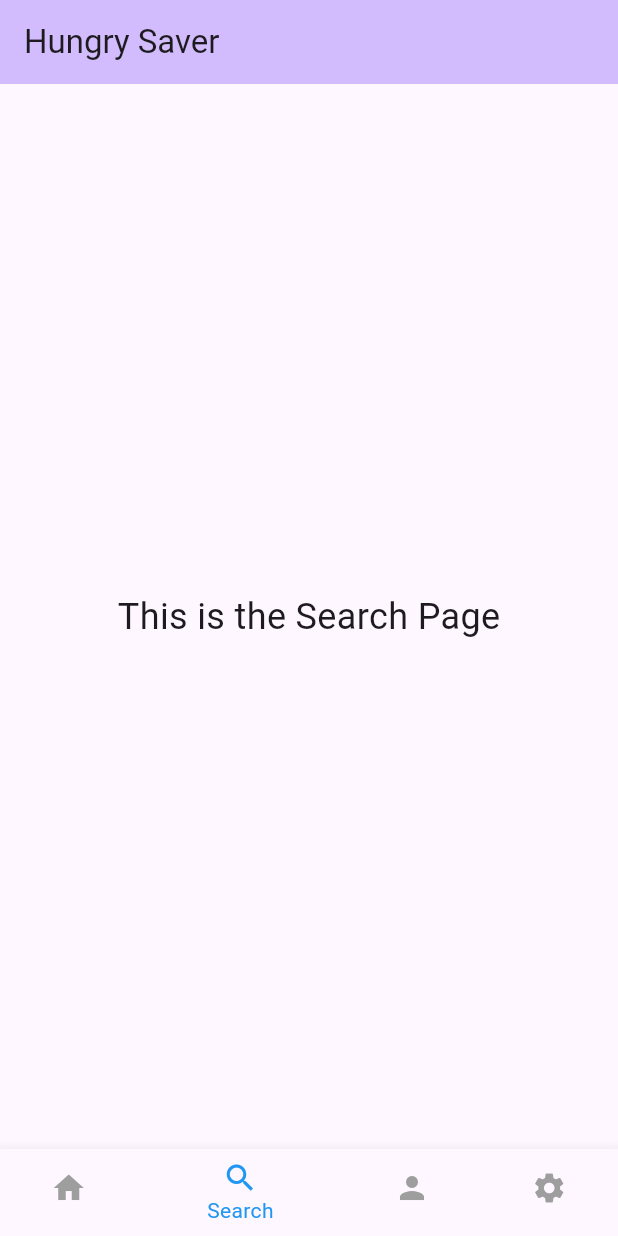
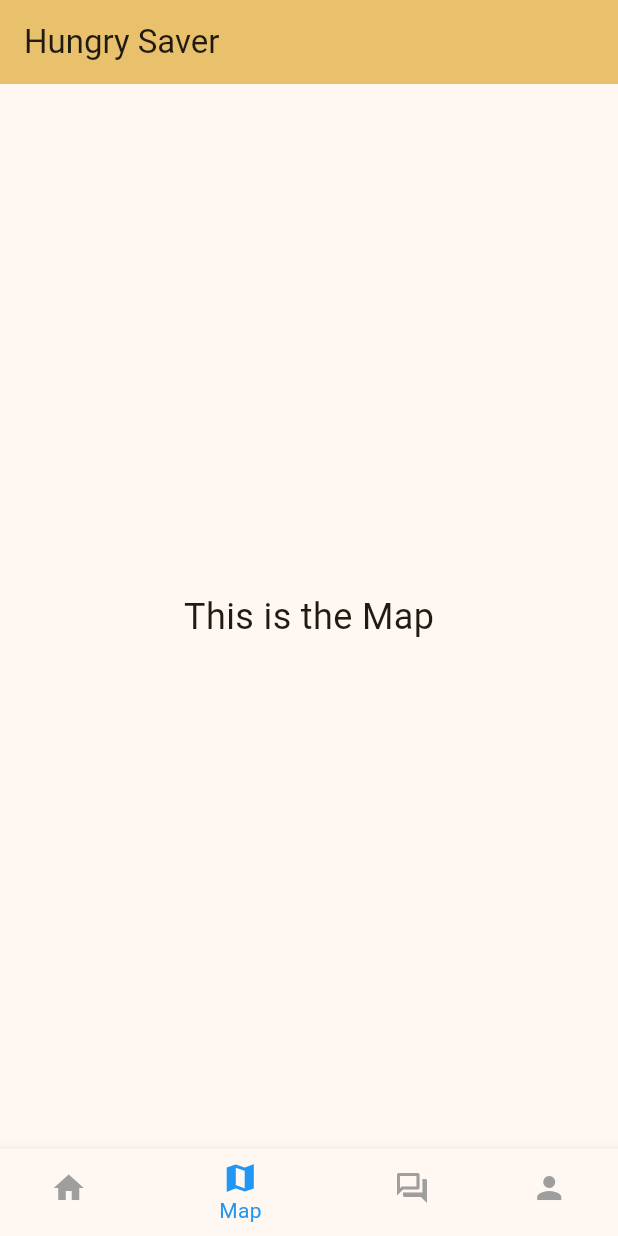
Before and after one commit to Simp1e6/hackathonX_app, a Flutter app: the screen it shows after launch, item 2 of the bottom bar chosen, on a phone screen of 412 x 824 dp. Run offline on Flutter 3.47's test engine with Material 3 defaults, Android fonts, the light colour scheme and no system bars.

Commit message:
Bottom_Icon

```diff
--- a/hackathonX_app/lib/secondPage.dart
+++ b/hackathonX_app/lib/forumCommunity.dart
@@ -1,9 +1,9 @@
 import 'package:flutter/material.dart';
 
-class secondPage extends StatelessWidget {
+class ForumCommunity extends StatelessWidget {
   final String title;
 
-  const secondPage({super.key, required this.title});
+  const ForumCommunity({super.key, required this.title});
 
   @override
   Widget build(BuildContext context) {
--- a/hackathonX_app/lib/main.dart
+++ b/hackathonX_app/lib/main.dart
@@ -1,7 +1,7 @@
 import 'package:flutter/material.dart';
-import 'secondPage.dart'; // Import your second page file here
-//import 'profilePage.dart'; // Import your profile page file here
-//import 'settingsPage.dart'; // Import your settings page file here
+import 'map.dart'; // Import your map page file here
+import 'forumCommunity.dart'; // Import your forum community page file here
+import 'profile.dart'; // Import your profile page file here
 
 void main() {
   runApp(const MyApp());
@@ -15,7 +15,7 @@ class MyApp extends StatelessWidget {
     return MaterialApp(
       title: 'Flutter Demo',
       theme: ThemeData(
-        colorScheme: ColorScheme.fromSeed(seedColor: Colors.deepPurple),
+        colorScheme: ColorScheme.fromSeed(seedColor: const Color.fromARGB(255, 215, 179, 102)),
         useMaterial3: true,
       ),
       home: const MyHomePage(title: 'Hungry Saver'),
@@ -39,9 +39,9 @@ class _MyHomePageState extends State<MyHomePage> {
   // List of widget pages to show
   static const List<Widget> _pages = <Widget>[
     Center(child: Text('Home Page', style: TextStyle(fontSize: 24))),
-    secondPage(title: 'Search Page'),  // Your custom second page
-    //ProfilePage(title: 'Profile Page'), // Your custom profile page
-    //SettingsPage(title: 'Settings Page'), // Your custom settings page
+    Map(title: 'Map'),
+    ForumCommunity(title: 'Forum Community'),
+    profile(title: 'Profile Page'),
   ];
 
   // This method is triggered when an item is tapped
@@ -71,16 +71,16 @@ class _MyHomePageState extends State<MyHomePage> {
             label: 'Home',
           ),
           BottomNavigationBarItem(
-            icon: Icon(Icons.search),
-            label: 'Search',
+            icon: Icon(Icons.map_sharp),
+            label: 'Map',
+          ),
+          BottomNavigationBarItem(
+            icon: Icon(Icons.forum_outlined),
+            label: 'Forum',
           ),
           BottomNavigationBarItem(
             icon: Icon(Icons.person),
             label: 'Profile',
-          ),
-          BottomNavigationBarItem(
-            icon: Icon(Icons.settings),
-            label: 'Settings',
           ),
         ],
         selectedItemColor: Colors.blue, // Change color for the selected item
--- /dev/null
+++ b/hackathonX_app/lib/map.dart
@@ -0,0 +1,19 @@
+import 'package:flutter/material.dart';
+
+class Map extends StatelessWidget {
+  final String title;
+
+  const Map({super.key, required this.title});
+
+  @override
+  Widget build(BuildContext context) {
+    return Scaffold(
+      body: Center(
+        child: Text(
+          'This is the $title',
+          style: const TextStyle(fontSize: 24),
+        ),
+      ),
+    );
+  }
+}
```
Also changed, not shown: hackathonX_app/lib/profile.dart (added, +19 -0 lines), 1 other file.
